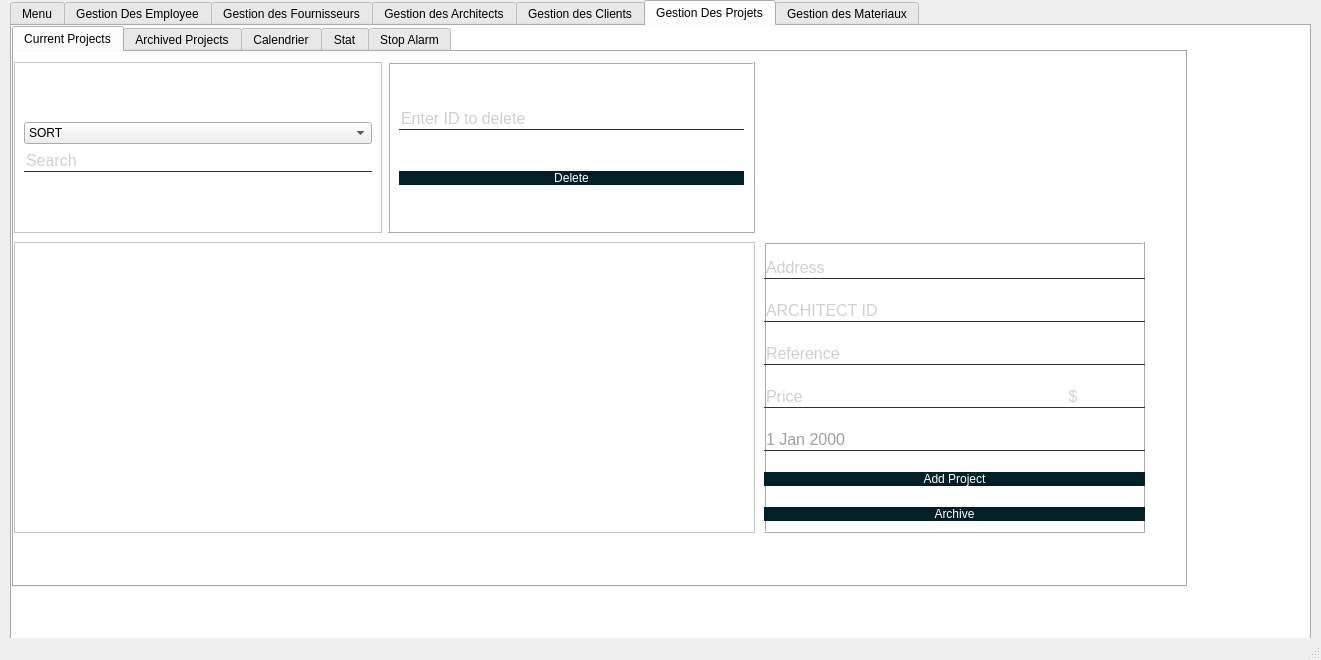
This is Integration/mainwindow.ui in Jallouli-Yassine/appconstruction_company_2A1 as Qt 5 draws it before an edit. The edited form follows.
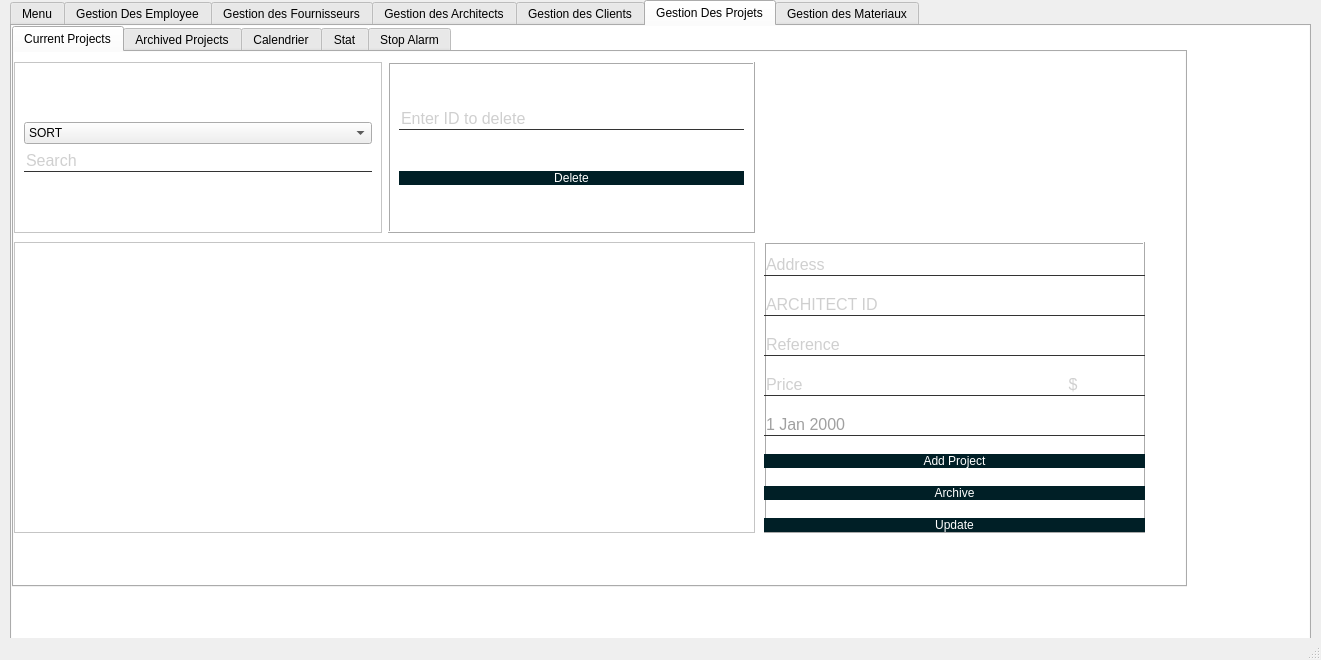
This is the edited form. The open tabs and pages were chosen to show the change. Icons and pictures are not drawn.

The edit to the form file:
```diff
--- a/Integration/mainwindow.ui
+++ b/Integration/mainwindow.ui
@@ -5761,6 +5761,31 @@
             </property>
            </widget>
           </item>
+          <item>
+           <widget class="QPushButton" name="pushButton_updateY">
+            <property name="enabled">
+             <bool>true</bool>
+            </property>
+            <property name="cursor">
+             <cursorShape>PointingHandCursor</cursorShape>
+            </property>
+            <property name="mouseTracking">
+             <bool>false</bool>
+            </property>
+            <property name="styleSheet">
+             <string notr="true">background-color:#001F26;</string>
+            </property>
+            <property name="text">
+             <string>Update</string>
+            </property>
+            <property name="checkable">
+             <bool>false</bool>
+            </property>
+            <property name="flat">
+             <bool>false</bool>
+            </property>
+           </widget>
+          </item>
           <item>
            <widget class="QPushButton" name="pushButtonU">
             <property name="enabled">
```
Left out of the diff: 43 changed lines with no effect on the pictures.
